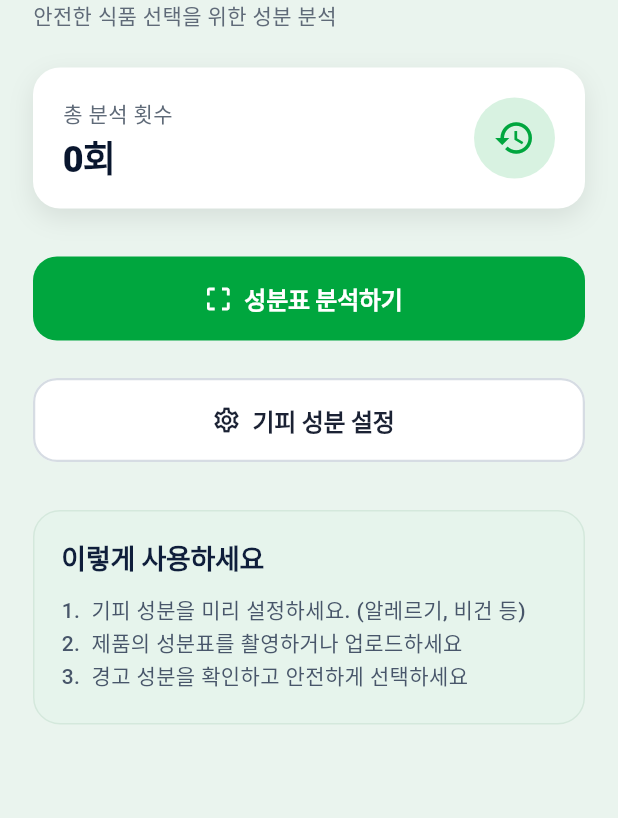
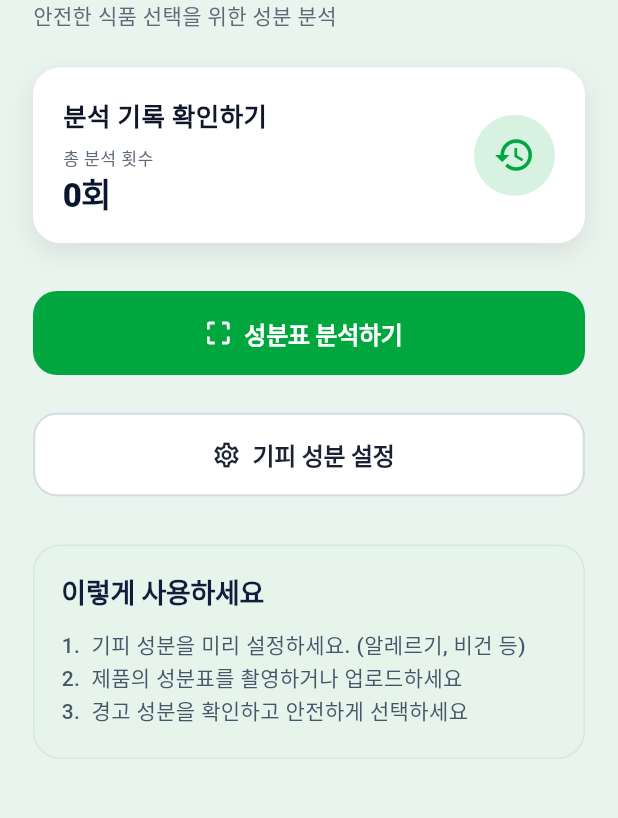
Before and after one commit to gjwnsdnd/food_safety_scanner, a Flutter app: the screen it shows after launch, on a phone screen of 412 x 824 dp, the part 90-908 px from its top. Run offline on Flutter 3.47's test engine with Material 3 defaults, Android fonts, the phone set to English and light mode, and no system bars; our stand-ins replace image_picker.

Commit message:
UI 조정

```diff
--- a/lib/screens/main_screen.dart
+++ b/lib/screens/main_screen.dart
@@ -92,18 +92,27 @@ class MainScreen extends StatelessWidget {
                           crossAxisAlignment: CrossAxisAlignment.start,
                           children: [
                             Text(
+                              '분석 기록 확인하기',
+                              style: TextStyle(
+                                fontSize: s(17),
+                                color: const Color(0xFF0F172A),
+                                fontWeight: FontWeight.w700,
+                              ),
+                            ),
+                            SizedBox(height: s(6)),
+                            Text(
                               '총 분석 횟수',
                               style: TextStyle(
-                                fontSize: s(14),
+                                fontSize: s(11.5),
                                 color: _textMuted,
                                 fontWeight: FontWeight.w500,
                               ),
                             ),
-                            SizedBox(height: s(6)),
+                            SizedBox(height: s(4)),
                             Text(
                               '0회',
                               style: TextStyle(
-                                fontSize: s(24),
+                                fontSize: s(22),
                                 height: 1.0,
                                 color: Color(0xFF09162E),
                                 fontWeight: FontWeight.w800,
```
